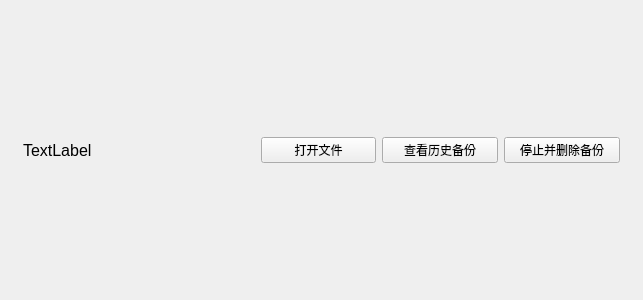
First picture: the form in windows/mainwindow_child/homepage/trackfiles/homepagechild_trackfile.ui, repository Zao-chen/ZcVersionBox, before the edit.
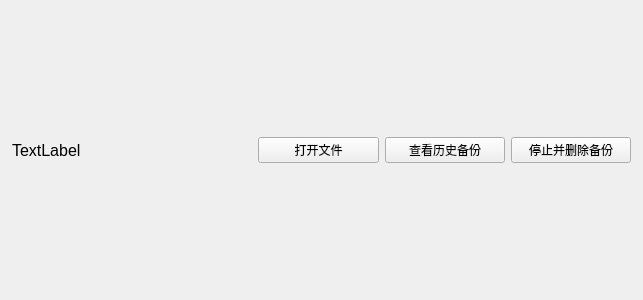
Second picture: the form after the edit. Custom widgets are drawn as their Qt base class.

Commit message: refactor: 调整布局属性，优化界面间距和边距设置

Diff of the .ui file:
```diff
--- a/windows/mainwindow_child/homepage/trackfiles/homepagechild_trackfile.ui
+++ b/windows/mainwindow_child/homepage/trackfiles/homepagechild_trackfile.ui
@@ -14,6 +14,21 @@
    <string>Form</string>
   </property>
   <layout class="QHBoxLayout" name="horizontalLayout">
+   <property name="spacing">
+    <number>0</number>
+   </property>
+   <property name="leftMargin">
+    <number>0</number>
+   </property>
+   <property name="topMargin">
+    <number>0</number>
+   </property>
+   <property name="rightMargin">
+    <number>0</number>
+   </property>
+   <property name="bottomMargin">
+    <number>0</number>
+   </property>
    <item>
     <widget class="ElaScrollPageArea" name="widget" native="true">
      <layout class="QHBoxLayout" name="horizontalLayout_3" stretch="2,1,1,1">
```
